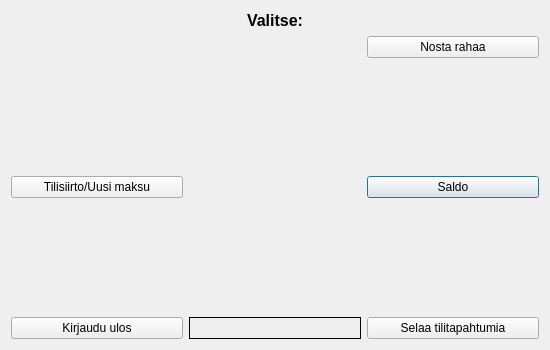
The window that BankEXE/maindialog.ui (Akllu/BankSimul) describes before a commit, drawn with Qt 5.
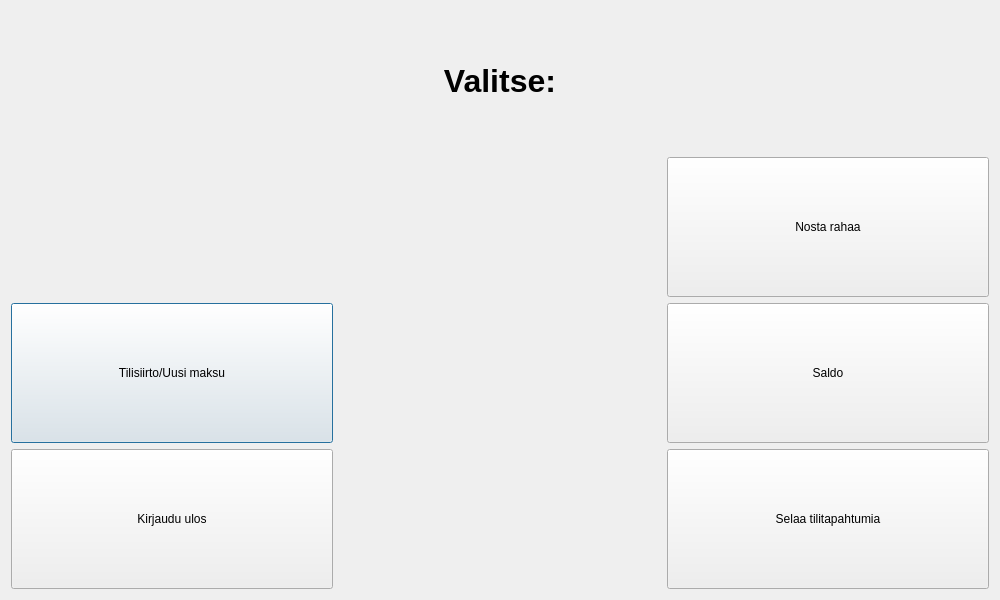
The same window after the commit.

The edit to the form file:
```diff
--- a/BankEXE/maindialog.ui
+++ b/BankEXE/maindialog.ui
@@ -6,8 +6,8 @@
    <rect>
     <x>0</x>
     <y>0</y>
-    <width>550</width>
-    <height>350</height>
+    <width>1000</width>
+    <height>600</height>
    </rect>
   </property>
   <property name="windowTitle">
@@ -16,18 +16,53 @@
   <layout class="QVBoxLayout" name="verticalLayout">
    <item>
     <layout class="QGridLayout" name="gridLayout">
+     <item row="3" column="0">
+      <widget class="QPushButton" name="transferButton">
+       <property name="sizePolicy">
+        <sizepolicy hsizetype="Preferred" vsizetype="Preferred">
+         <horstretch>0</horstretch>
+         <verstretch>0</verstretch>
+        </sizepolicy>
+       </property>
+       <property name="text">
+        <string>Tilisiirto/Uusi maksu</string>
+       </property>
+      </widget>
+     </item>
      <item row="3" column="2">
       <widget class="QPushButton" name="balanceButton">
+       <property name="enabled">
+        <bool>true</bool>
+       </property>
+       <property name="sizePolicy">
+        <sizepolicy hsizetype="Preferred" vsizetype="Preferred">
+         <horstretch>0</horstretch>
+         <verstretch>0</verstretch>
+        </sizepolicy>
+       </property>
        <property name="text">
         <string>Saldo</string>
        </property>
       </widget>
      </item>
+     <item row="2" column="2">
+      <widget class="QPushButton" name="withdrawButton">
+       <property name="sizePolicy">
+        <sizepolicy hsizetype="Preferred" vsizetype="Preferred">
+         <horstretch>0</horstretch>
+         <verstretch>0</verstretch>
+        </sizepolicy>
+       </property>
+       <property name="text">
+        <string>Nosta rahaa</string>
+       </property>
+      </widget>
+     </item>
      <item row="0" column="1">
       <widget class="QLabel" name="headerLabel">
        <property name="font">
         <font>
-         <pointsize>12</pointsize>
+         <pointsize>24</pointsize>
          <weight>75</weight>
          <bold>true</bold>
         </font>
@@ -42,55 +77,40 @@
      </item>
      <item row="5" column="2">
       <widget class="QPushButton" name="transactionButton">
+       <property name="sizePolicy">
+        <sizepolicy hsizetype="Preferred" vsizetype="Preferred">
+         <horstretch>0</horstretch>
+         <verstretch>0</verstretch>
+        </sizepolicy>
+       </property>
        <property name="text">
         <string>Selaa tilitapahtumia</string>
        </property>
       </widget>
      </item>
-     <item row="2" column="2">
-      <widget class="QPushButton" name="withdrawButton">
-       <property name="text">
-        <string>Nosta rahaa</string>
-       </property>
-      </widget>
-     </item>
-     <item row="5" column="0">
-      <widget class="QPushButton" name="logoutButton">
-       <property name="text">
-        <string>Kirjaudu ulos</string>
-       </property>
-      </widget>
-     </item>
-     <item row="3" column="1">
-      <spacer name="verticalSpacer">
-       <property name="orientation">
-        <enum>Qt::Vertical</enum>
-       </property>
-       <property name="sizeHint" stdset="0">
-        <size>
-         <width>20</width>
-         <height>40</height>
-        </size>
-       </property>
-      </spacer>
-     </item>
-     <item row="3" column="0">
-      <widget class="QPushButton" name="transferButton">
-       <property name="text">
-        <string>Tilisiirto/Uusi maksu</string>
-       </property>
-      </widget>
-     </item>
      <item row="5" column="1">
       <widget class="QLabel" name="infoLabel">
        <property name="frameShape">
-        <enum>QFrame::Box</enum>
+        <enum>QFrame::NoFrame</enum>
        </property>
        <property name="text">
         <string/>
        </property>
       </widget>
      </item>
+     <item row="5" column="0">
+      <widget class="QPushButton" name="logoutButton">
+       <property name="sizePolicy">
+        <sizepolicy hsizetype="Preferred" vsizetype="Preferred">
+         <horstretch>0</horstretch>
+         <verstretch>0</verstretch>
+        </sizepolicy>
+       </property>
+       <property name="text">
+        <string>Kirjaudu ulos</string>
+       </property>
+      </widget>
+     </item>
     </layout>
    </item>
   </layout>
```
